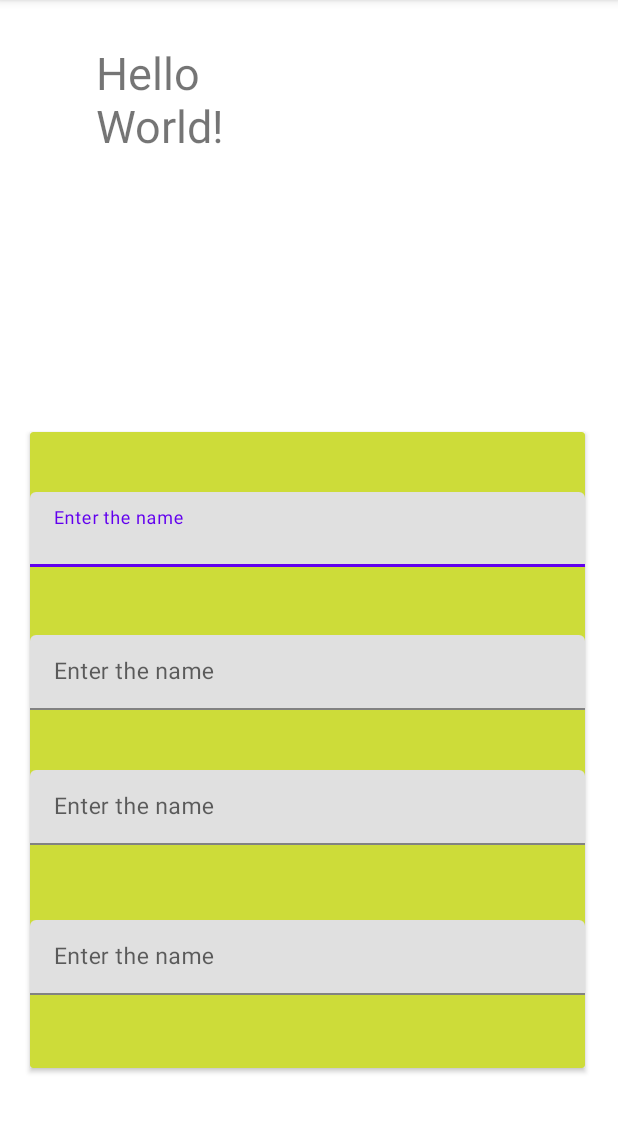
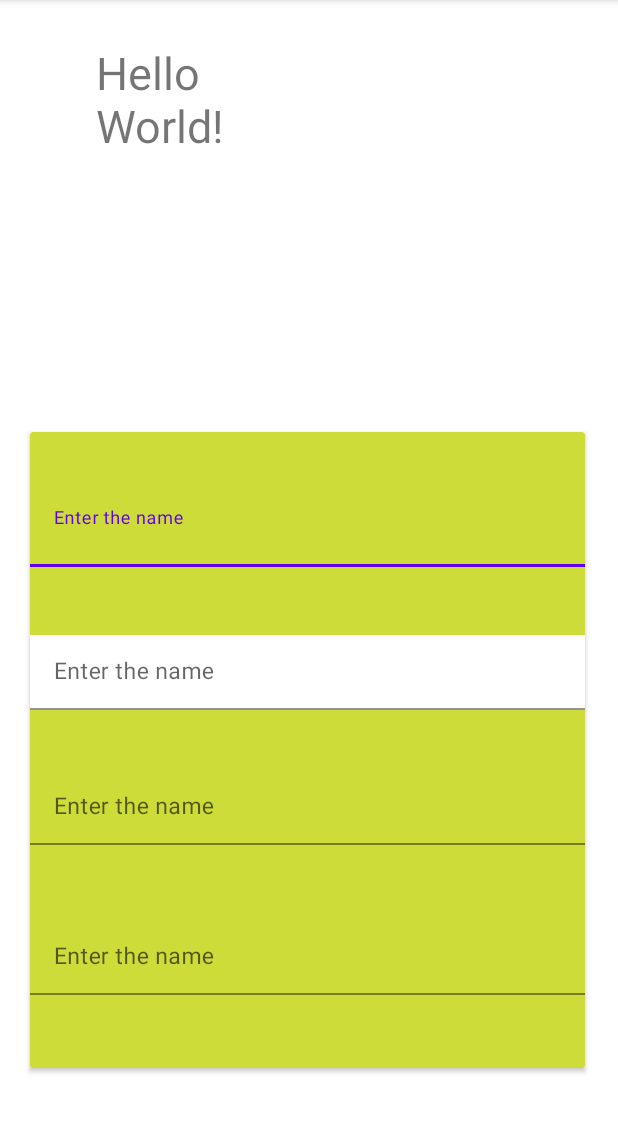
Before and after one commit to Divu03/AcmegreadProject, an Android app: the screen it shows after launch (MainActivity), on a phone screen of 412 x 824 dp, the part 84-1217 px from its top. Run offline under Robolectric (Android 15) with nearby library versions, the phone set to English and light mode, and no system bars.

Commit message:
basic UI.2

```diff
--- a/ShoppingApp/app/src/main/res/layout/activity_main.xml
+++ b/ShoppingApp/app/src/main/res/layout/activity_main.xml
@@ -53,6 +53,7 @@
                     android:layout_weight="1"
                     android:textSize="15sp"
                     android:ems="10"
+                    android:background="@color/lightgreen"
                     android:inputType="text"
                     android:hint="@string/enter_the_name"
                     app:layout_constraintStart_toStartOf="parent"
@@ -74,6 +75,7 @@
                     android:layout_weight="1"
                     android:textSize="15sp"
                     android:ems="10"
+                    android:background="@color/white"
                     android:inputType="textEmailAddress"
                     android:hint="@string/enter_the_name"
                     app:layout_constraintStart_toStartOf="parent"
@@ -96,6 +98,7 @@
                     android:layout_weight="1"
                     android:textSize="15sp"
                     android:ems="10"
+                    android:background="@color/lightgreen"
                     android:inputType="text"
                     android:hint="@string/enter_the_name"
                     app:layout_constraintStart_toStartOf="parent"
@@ -118,7 +121,9 @@
                     android:layout_weight="1"
                     android:textSize="15sp"
                     android:ems="10"
+                    android:background="@color/lightgreen"
                     android:inputType="text"
+                    android:textColorHint="@color/black"
                     android:hint="@string/enter_the_name"
                     app:layout_constraintStart_toStartOf="parent"
                     app:layout_constraintTop_toTopOf="parent"
```
